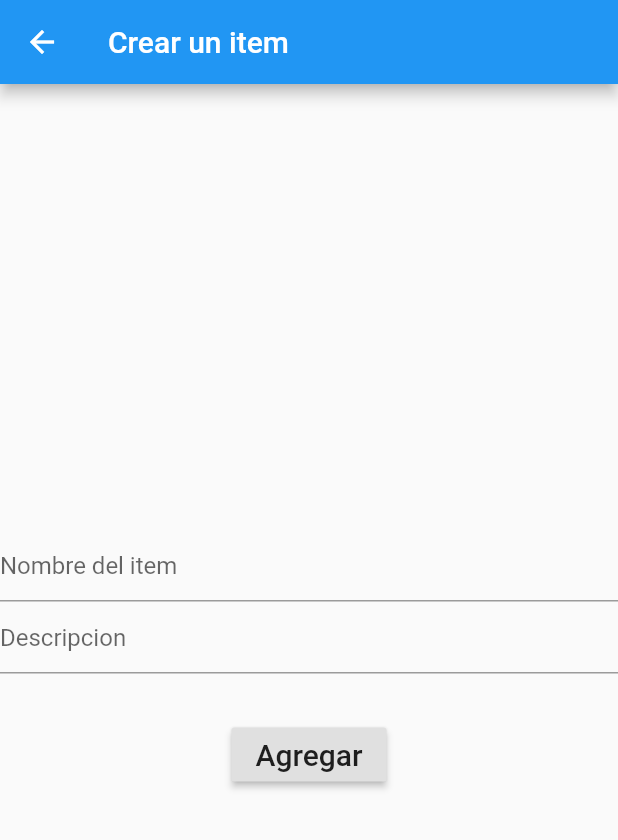
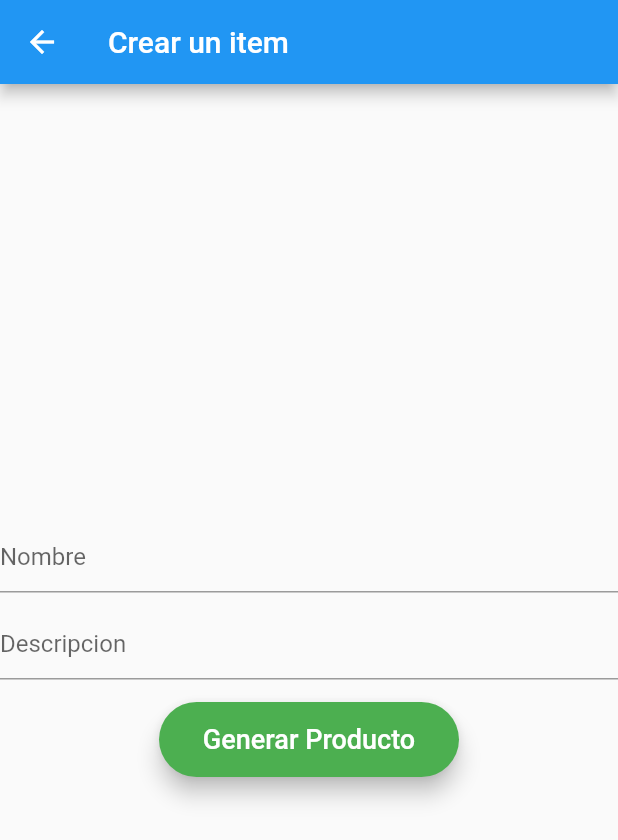
Before and after one commit to benjagilardini/Stoky, a Flutter app: the screen it shows after launch, after a tap on the "add" icon, on a phone screen of 412 x 824 dp. Shown: the top 840 px of the screen. Run offline on Flutter 3.47's test engine with Material 2 defaults, Android fonts, the phone set to English and light mode, and no system bars.

Commit message:
Create project structure

```diff
--- a/lib/main.dart
+++ b/lib/main.dart
@@ -1,4 +1,6 @@
 import 'package:flutter/material.dart';
+import 'package:stocky/screens/createstock.dart';
+import 'package:stocky/screens/stock.dart';
 
 void main() => runApp(MyApp());
 
@@ -7,100 +9,25 @@ class MyApp extends StatelessWidget {
   @override
   Widget build(BuildContext context) {
     return MaterialApp(
-
-      title: 'Stocky',
-
       theme: ThemeData(
-        primarySwatch: Colors.blue
+        primarySwatch: Colors.blue,
       ),
-
-      home: MyHomePage(title: 'Crear stock'),
+      home: StockPageState(),
+      routes: <String, WidgetBuilder>{
+        '/createstock': (BuildContext context) => CreateStock(),
+      },
     );
   }
 }
 
-class MyHomePage extends StatefulWidget {
-  MyHomePage({Key key, this.title}) : super(key: key);
-  final String title;
+class Stock extends StatefulWidget {
   @override
-  _MyHomePageState createState() => _MyHomePageState();
+  StockState createState() => StockState();
 }
 
-class _MyHomePageState extends State<MyHomePage> {
-
-
+class StockState extends State<Stock> {
   @override
   Widget build(BuildContext context) {
-
-    return MaterialApp(
-      home: Scaffold(
-        appBar: AppBar(
-        ),
-        body: ListView(
-          children: <Widget>[
-            ListTile(
-              leading: Icon(Icons.map),
-              title: Text('Map'),
-            ),
-            ListTile(
-              leading: Icon(Icons.map),
-              title: Text('hola'),
-            ),
-            ListTile(
-              leading: Icon(Icons.phone),
-              title: Text('Phone'),
-            ),
-          ],
-        ),
-        floatingActionButton: FloatingActionButton(
-          onPressed: () {
-            Navigator.push(
-              context,
-              MaterialPageRoute(builder: (context) => CreateItem()),
-            );
-          },
-          child: Icon(Icons.add),
-          backgroundColor: Colors.amber,
-        ),
-      ),
-    );
-    }
-}
-class CreateItem extends StatelessWidget {
-  @override
-  Widget build(BuildContext context) {
-    return Scaffold(
-      appBar: AppBar(
-        title: Text("Crear un item"),
-      ),
-      body: Center(
-        child: SingleChildScrollView(
-          child: Column(
-            mainAxisAlignment: MainAxisAlignment.center,
-            children: <Widget>[
-              TextField(
-                decoration: InputDecoration(
-                hintText: 'Nombre del item'
-                ),
-               ),
-               TextField(
-                decoration: InputDecoration(
-                hintText: 'Descripcion'
-                ),
-               ),
-               const SizedBox(height: 30),
-                RaisedButton(
-                onPressed: () {
-                },
-                child: const Text(
-                  'Agregar',
-                  style: TextStyle(fontSize: 20)
-                ),
-              ),
-            ],
-          ),
-        ),
-      ),
-    );
+    return StreamBuilder();
   }
 }
--- /dev/null
+++ b/lib/screens/createstock.dart
@@ -0,0 +1,58 @@
+import 'package:flutter/material.dart';
+
+class CreateStock extends StatelessWidget {
+  final _nameController = TextEditingController();
+  final _descriptionController = TextEditingController();
+  @override
+  Widget build(BuildContext context) {
+    return Scaffold(
+      appBar: AppBar(
+        title: Text("Crear un item"),
+      ),
+      body: Center(
+        child: SingleChildScrollView(
+          child: Column(
+            mainAxisAlignment: MainAxisAlignment.center,
+            children: <Widget>[
+              TextField(
+                controller: _nameController,
+                decoration: InputDecoration(hintText: 'Nombre'),
+              ),
+              Padding(
+                padding: EdgeInsets.fromLTRB(0, 10, 0, 0),
+              ),
+              TextField(
+                controller: _descriptionController,
+                decoration: InputDecoration(hintText: 'Descripcion'),
+              ),
+              buildBtnSubmit()
+            ],
+          ),
+        ),
+      ),
+    );
+  }
+}
+
+Widget buildBtnSubmit() {
+  return Padding(
+    padding: EdgeInsets.all(15),
+    child: SizedBox(
+      width: 200,
+      height: 50,
+      child: RaisedButton(
+        color: Colors.green,
+        elevation: 6,
+        shape: RoundedRectangleBorder(borderRadius: BorderRadius.circular(30)),
+        onPressed: () {},
+        child: Text(
+          'Generar Producto',
+          style: TextStyle(
+            color: Colors.white,
+            fontSize: 18,
+          ),
+        ),
+      ),
+    ),
+  );
+}
--- /dev/null
+++ b/lib/screens/stock.dart
@@ -0,0 +1,32 @@
+import 'package:flutter/material.dart';
+import 'package:stocky/screens/createstock.dart';
+
+class StockPageState extends StatelessWidget {
+  @override
+  Widget build(BuildContext context) {
+    return MaterialApp(
+        home: Scaffold(
+            appBar: AppBar(
+              title: Text('Stocky'),
+            ),
+            body: Column(
+              children: <Widget>[
+                ListTile(
+                  leading: Icon(Icons.map),
+                  title: Text('Map'),
+                ),
+                ListTile(
+                  leading: Icon(Icons.map),
+                  title: Text('Map'),
+                ),
+              ],
+            ),
+            floatingActionButton: FloatingActionButton(
+              onPressed: () {
+                Navigator.of(context).pushNamed('/createstock');
+              },
+              child: Icon(Icons.add),
+              backgroundColor: Colors.amber,
+            )));
+  }
+}
```
